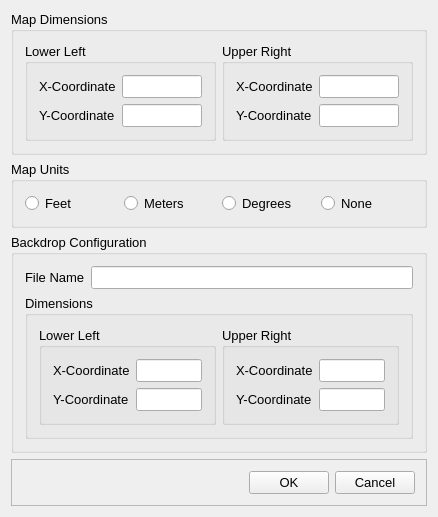
Above: src/ui/SWMM/frmMapBackdropOptionsDesigner.ui from USEPA/SWMM-EPANET_User_Interface before the change. Below: the same form after it.
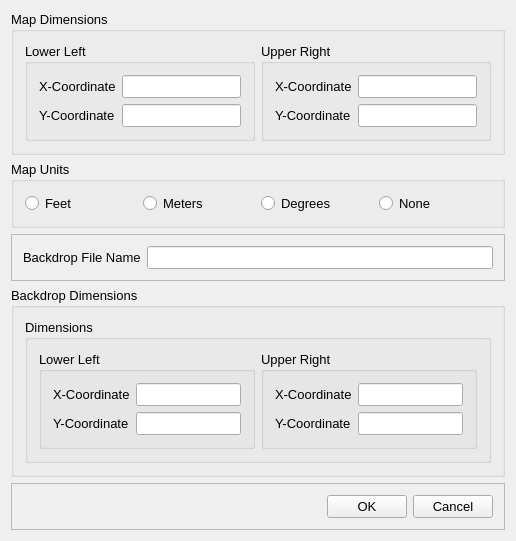
That is the form after the change.

Commit message: reformatted ui forms with better layouts

Patch:
```diff
--- a/src/ui/SWMM/frmMapBackdropOptionsDesigner.ui
+++ b/src/ui/SWMM/frmMapBackdropOptionsDesigner.ui
@@ -6,8 +6,8 @@
    <rect>
     <x>0</x>
     <y>0</y>
-    <width>438</width>
-    <height>444</height>
+    <width>516</width>
+    <height>464</height>
    </rect>
   </property>
   <property name="font">
@@ -128,12 +128,15 @@
      </widget>
     </item>
     <item>
-     <widget class="QGroupBox" name="gbxBackdrop">
-      <property name="title">
-       <string>Backdrop Configuration</string>
+     <widget class="QFrame" name="frame">
+      <property name="frameShape">
+       <enum>QFrame::StyledPanel</enum>
       </property>
-      <layout class="QFormLayout" name="formLayout_3">
-       <item row="0" column="0">
+      <property name="frameShadow">
+       <enum>QFrame::Raised</enum>
+      </property>
+      <layout class="QHBoxLayout" name="horizontalLayout_4">
+       <item>
         <widget class="QLabel" name="lblBackdrop">
          <property name="font">
           <font>
@@ -141,14 +144,26 @@
           </font>
          </property>
          <property name="text">
-          <string>File Name</string>
+          <string>Backdrop File Name</string>
          </property>
         </widget>
        </item>
-       <item row="0" column="1">
+       <item>
         <widget class="QLineEdit" name="txtBackdropFile"/>
        </item>
-       <item row="1" column="0" colspan="2">
+      </layout>
+     </widget>
+    </item>
+    <item>
+     <widget class="QGroupBox" name="gbxBackdrop">
+      <property name="title">
+       <string>Backdrop Dimensions</string>
+      </property>
+      <layout class="QFormLayout" name="formLayout_3">
+       <property name="fieldGrowthPolicy">
+        <enum>QFormLayout::AllNonFixedFieldsGrow</enum>
+       </property>
+       <item row="0" column="0" colspan="2">
         <widget class="QGroupBox" name="gbBkDim">
          <property name="title">
           <string>Dimensions</string>
```
Left out of the diff: 17 changed lines with no effect on the pictures. The commit also changes 7 other files.
